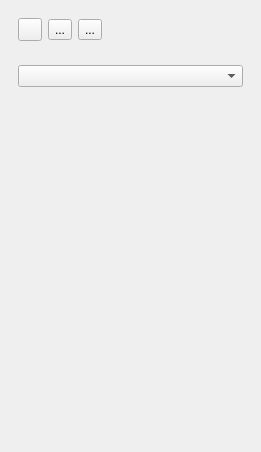
First picture: the form in forms/TexturePropertiesView.ui, repository ethiago/shader-labs, before the edit.
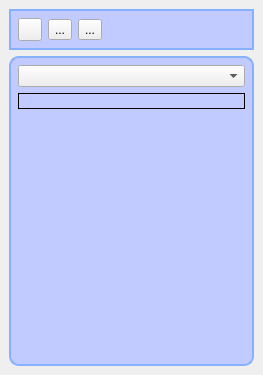
Second picture: the form after the edit. Icons and pictures are not drawn.

The edit to the form file:
```diff
--- a/forms/TexturePropertiesView.ui
+++ b/forms/TexturePropertiesView.ui
@@ -6,10 +6,20 @@
    <rect>
     <x>0</x>
     <y>0</y>
-    <width>261</width>
-    <height>452</height>
+    <width>263</width>
+    <height>375</height>
    </rect>
   </property>
+  <property name="autoFillBackground">
+   <bool>false</bool>
+  </property>
+  <property name="styleSheet">
+   <string notr="true">#QDockWidget {
+   margin: 10px;
+   border: 10px solid black;
+padding: 20px;
+}</string>
+  </property>
   <property name="allowedAreas">
    <set>Qt::LeftDockWidgetArea|Qt::RightDockWidgetArea</set>
   </property>
@@ -20,6 +30,12 @@
    <layout class="QVBoxLayout" name="verticalLayout">
     <item>
      <widget class="QWidget" name="widget" native="true">
+      <property name="styleSheet">
+       <string notr="true">#widget{
+border: 2px solid rgb(135, 177, 255);
+background: rgb(194, 203, 255);
+}</string>
+      </property>
       <layout class="QHBoxLayout" name="horizontalLayout">
        <item>
         <widget class="QToolButton" name="addButton">
@@ -72,12 +88,25 @@
     </item>
     <item>
      <widget class="QWidget" name="widget_2" native="true">
+      <property name="styleSheet">
+       <string notr="true">#widget_2{
+border: 2px solid rgb(135, 177, 255);
+background: rgb(194, 203, 255);
+border-radius: 10px;
+
+}</string>
+      </property>
       <layout class="QVBoxLayout" name="verticalLayout_2">
        <item>
         <widget class="QComboBox" name="textureList"/>
        </item>
        <item>
         <widget class="QLabel" name="imageContainer">
+         <property name="styleSheet">
+          <string notr="true">#imageContainer{
+border: 1px solid black;
+}</string>
+         </property>
          <property name="text">
           <string/>
          </property>
```
Left out of the diff: 2 changed lines with no effect on the pictures.
